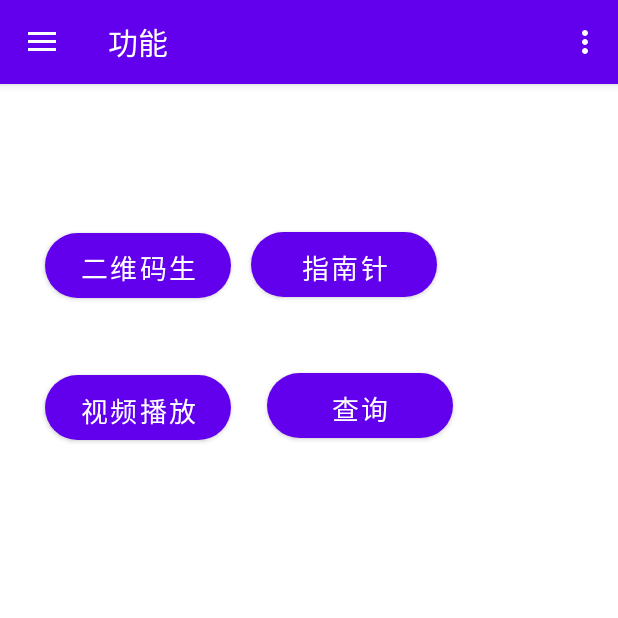
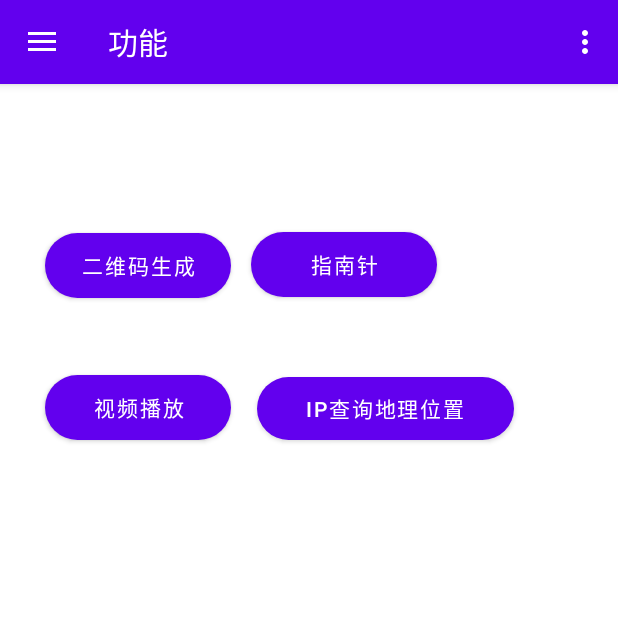
Before and after one commit to wushishuai/Toolsbox, an Android app: the screen it shows after launch (MainActivity), in the side drawer, after a tap on "功能", on a phone screen of 412 x 824 dp, the top half of it. Run offline under Robolectric (Android 15) with nearby library versions, the phone set to English and light mode, and no system bars; our stand-ins replace navigation-ui.

Commit message:
IP geolocation query

```diff
--- a/app/build.gradle
+++ b/app/build.gradle
@@ -33,6 +33,7 @@ android {
 
 dependencies {
     implementation fileTree(dir: 'libs', include: ['*.jar'])
+    api"com.github.jarod:qqwry-java:0.9.+"
 
     implementation 'androidx.appcompat:appcompat:1.4.0'
     implementation 'com.google.android.material:material:1.4.0'
@@ -44,6 +45,8 @@ dependencies {
     implementation 'com.google.zxing:core:3.4.1'
     implementation 'androidx.legacy:legacy-support-v4:1.0.0'
     implementation group: 'commons-io', name: 'commons-io', version: '2.6'
+    implementation 'com.hanks:htextview-scale:0.1.6'
+    implementation 'com.hanks:htextview-base:0.1.6'
 
 
     implementation 'cn.jzvd:jiaozivideoplayer:7.5.0'
--- a/app/src/main/res/layout/fragment_gallery.xml
+++ b/app/src/main/res/layout/fragment_gallery.xml
@@ -9,16 +9,17 @@
     <Button
         android:id="@+id/inquiry_button"
         style="@style/roundbutton"
-        android:layout_width="124dp"
-        android:layout_height="43dp"
+        android:layout_width="171dp"
+        android:layout_height="42dp"
         android:background="@drawable/top_button_shap"
-        android:text="查询"
+        android:text="ip查询地理位置"
+        android:textSize="14sp"
         app:layout_constraintBottom_toBottomOf="parent"
         app:layout_constraintEnd_toEndOf="parent"
-        app:layout_constraintHorizontal_bias="0.634"
+        app:layout_constraintHorizontal_bias="0.745"
         app:layout_constraintStart_toStartOf="parent"
         app:layout_constraintTop_toTopOf="parent"
-        app:layout_constraintVertical_bias="0.255"
+        app:layout_constraintVertical_bias="0.258"
         tools:ignore="MissingConstraints" />
 
     <Button
@@ -28,6 +29,7 @@
         android:layout_height="43dp"
         android:background="@drawable/top_button_shap"
         android:text="@string/video"
+        android:textSize="14sp"
         app:layout_constraintBottom_toBottomOf="parent"
         app:layout_constraintEnd_toEndOf="parent"
         app:layout_constraintHorizontal_bias="0.055"
@@ -43,6 +45,7 @@
         android:layout_height="43dp"
         android:background="@drawable/top_button_shap"
         android:text="@string/compass"
+        android:textSize="14sp"
         app:layout_constraintBottom_toBottomOf="parent"
         app:layout_constraintEnd_toEndOf="parent"
         app:layout_constraintHorizontal_bias="0.592"
@@ -58,6 +61,7 @@
         android:layout_height="43dp"
         android:background="@drawable/top_button_shap"
         android:text="@string/QR_code_generation"
+        android:textSize="14sp"
         app:layout_constraintBottom_toBottomOf="parent"
         app:layout_constraintEnd_toEndOf="parent"
         app:layout_constraintHorizontal_bias="0.055"
```
Also changed, not shown: app/src/main/java/com/example/toolsbox/InquiryActivity.java (+40 -5 lines), app/src/main/java/com/example/toolsbox/function/IPUtil.java (deleted, +0 -58 lines), app/src/main/java/com/example/toolsbox/function/IPZone.java (added, +36 -0 lines), app/src/main/res/layout/activity_inquiry.xml (+28 -2 lines), 2 other files.
